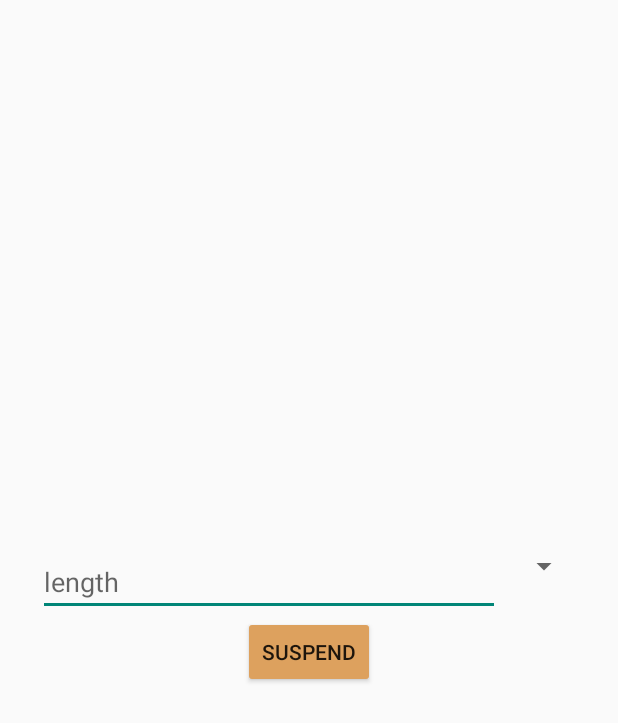
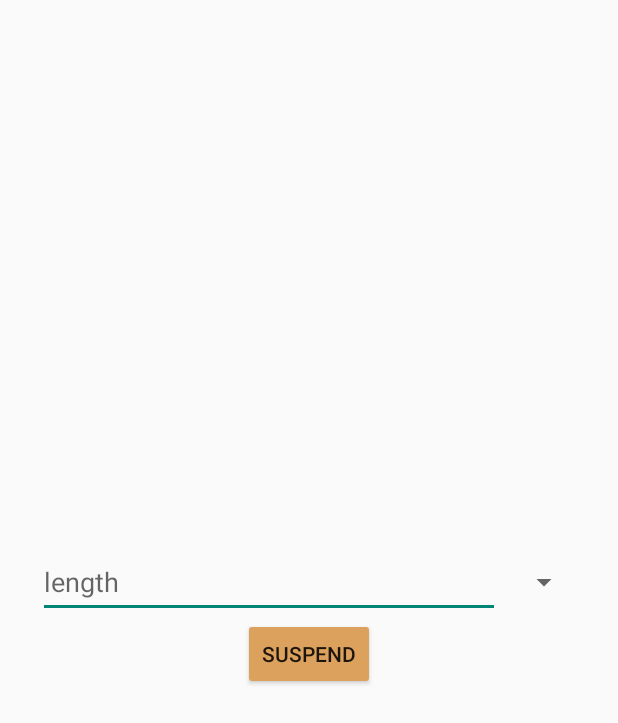
Before and after one commit to Raymond123/Mealer-App, an Android app: the layout suspension_popup.xml on its own in the app's theme, with its tools: preview values and no code run, on a phone screen of 412 x 824 dp. Shown: the top 723 px of the screen. Run offline under Robolectric (Android 15) with nearby library versions, the phone set to English and light mode, and no system bars.

Commit message:
fixed sizing on suspension_popup.xml

```diff
--- a/app/src/main/res/layout/suspension_popup.xml
+++ b/app/src/main/res/layout/suspension_popup.xml
@@ -22,12 +22,14 @@
             android:id="@+id/suspensionLength"
             android:layout_width="0dp"
             android:layout_height="wrap_content"
+            android:minHeight="48dp"
             android:layout_weight="2"
             android:ems="10"
             android:hint="@string/length"
             android:inputType="number"
             android:textColor="@color/white"
-            tools:ignore="TextFields" />
+            tools:ignore="TextFields"
+            android:autofillHints="" />
 
         <Space
             android:layout_width="5dp"
@@ -37,7 +39,9 @@
             android:id="@+id/spinner"
             android:layout_width="wrap_content"
             android:layout_height="wrap_content"
-            android:layout_weight="0" />
+            android:minHeight="48dp"
+            android:layout_weight="0"
+            tools:ignore="SpeakableTextPresentCheck" />
 
         <Space
             android:layout_width="25dp"
@@ -48,7 +52,6 @@
         android:id="@+id/completeSuspension"
         android:layout_width="wrap_content"
         android:layout_height="wrap_content"
-        android:layout_weight="0"
         android:backgroundTint="@color/lightBrown"
         android:text="@string/suspend" />
 </LinearLayout>
```
